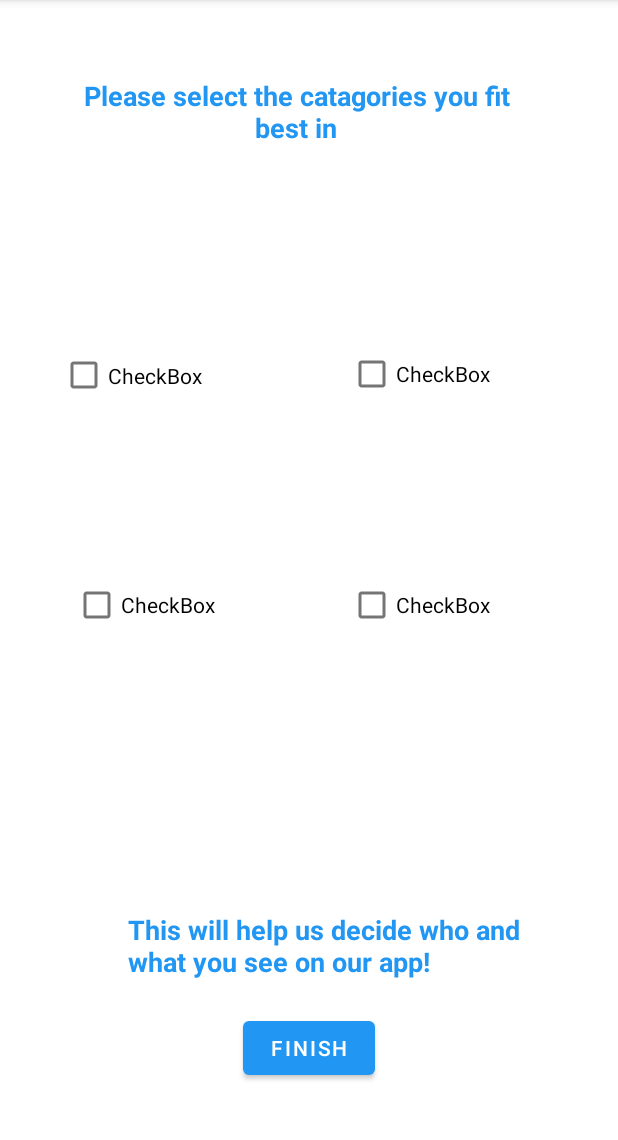
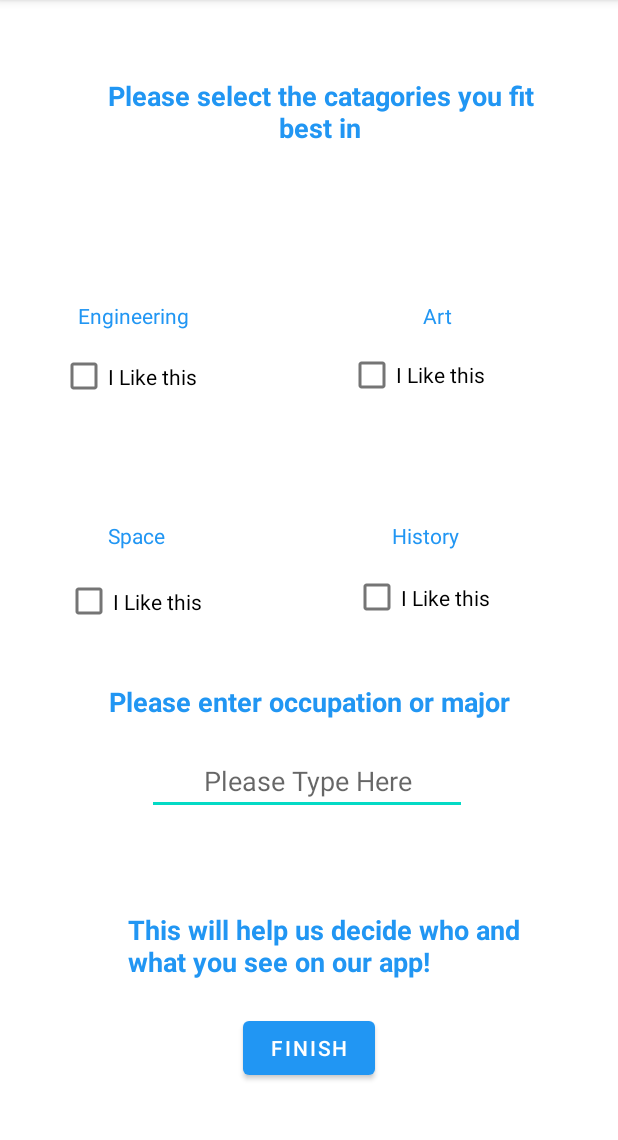
Before and after one commit to DariusRobertson/Network, an Android app: the Category screen opened directly, with no data from a screen before it, on a phone screen of 412 x 824 dp, the part 84-1224 px from its top. Run offline under Robolectric (Android 15) with nearby library versions, the phone set to English and light mode, and no system bars.

Commit message:
more changes to the and additions to the categories xml file. Work on making the buttons and checkboxes functional and work on a scroll function.

```diff
--- a/app/src/main/res/layout/activity_category.xml
+++ b/app/src/main/res/layout/activity_category.xml
@@ -10,14 +10,14 @@
         android:id="@+id/textView3"
         android:layout_width="291dp"
         android:layout_height="42dp"
-        android:text="Please select the catagories you fit best in"
+        android:text="@string/please_select_the_categories_you_fit_best_in"
         android:textAlignment="center"
         android:textColor="#2196F3"
         android:textSize="18sp"
         android:textStyle="bold"
         app:layout_constraintBottom_toBottomOf="parent"
         app:layout_constraintEnd_toEndOf="parent"
-        app:layout_constraintHorizontal_bias="0.433"
+        app:layout_constraintHorizontal_bias="0.566"
         app:layout_constraintStart_toStartOf="parent"
         app:layout_constraintTop_toTopOf="parent"
         app:layout_constraintVertical_bias="0.071" />
@@ -26,7 +26,7 @@
         android:id="@+id/textView4"
         android:layout_width="274dp"
         android:layout_height="51dp"
-        android:text="This will help us decide who and what you see on our app!"
+        android:text="@string/this_will_help_us_decide_who_and_what_you_see_on_our_app"
         android:textAlignment="textStart"
         android:textColor="#2196F3"
         android:textSize="18sp"
@@ -42,7 +42,7 @@
         android:id="@+id/sendTomain"
         android:layout_width="wrap_content"
         android:layout_height="wrap_content"
-        android:text="Finish"
+        android:text="@string/finish"
         app:backgroundTint="#2196F3"
         app:layout_constraintBottom_toBottomOf="parent"
         app:layout_constraintEnd_toEndOf="parent"
@@ -52,9 +52,9 @@
 
     <CheckBox
         android:id="@+id/checkBox3"
-        android:layout_width="108dp"
-        android:layout_height="50dp"
-        android:text="CheckBox"
+        android:layout_width="111dp"
+        android:layout_height="54dp"
+        android:text="@string/i_like_this"
         app:layout_constraintBottom_toBottomOf="parent"
         app:layout_constraintEnd_toEndOf="parent"
         app:layout_constraintHorizontal_bias="0.132"
@@ -64,38 +64,122 @@
 
     <CheckBox
         android:id="@+id/checkBox4"
-        android:layout_width="wrap_content"
-        android:layout_height="wrap_content"
-        android:text="CheckBox"
+        android:layout_width="128dp"
+        android:layout_height="57dp"
+        android:text="@string/i_like_this"
         app:layout_constraintBottom_toBottomOf="parent"
         app:layout_constraintEnd_toEndOf="parent"
-        app:layout_constraintHorizontal_bias="0.731"
+        app:layout_constraintHorizontal_bias="0.816"
         app:layout_constraintStart_toStartOf="parent"
         app:layout_constraintTop_toTopOf="parent"
-        app:layout_constraintVertical_bias="0.313" />
+        app:layout_constraintVertical_bias="0.311" />
 
     <CheckBox
         android:id="@+id/checkBox5"
-        android:layout_width="114dp"
-        android:layout_height="52dp"
-        android:text="CheckBox"
+        android:layout_width="119dp"
+        android:layout_height="54dp"
+        android:text="@string/i_like_this"
         app:layout_constraintBottom_toBottomOf="parent"
         app:layout_constraintEnd_toEndOf="parent"
-        app:layout_constraintHorizontal_bias="0.164"
+        app:layout_constraintHorizontal_bias="0.147"
         app:layout_constraintStart_toStartOf="parent"
         app:layout_constraintTop_toTopOf="parent"
-        app:layout_constraintVertical_bias="0.527" />
+        app:layout_constraintVertical_bias="0.524" />
 
     <CheckBox
         android:id="@+id/checkBox6"
-        android:layout_width="100dp"
-        android:layout_height="48dp"
-        android:text="CheckBox"
+        android:layout_width="97dp"
+        android:layout_height="59dp"
+        android:text="@string/i_like_this"
         app:layout_constraintBottom_toBottomOf="parent"
         app:layout_constraintEnd_toEndOf="parent"
-        app:layout_constraintHorizontal_bias="0.744"
+        app:layout_constraintHorizontal_bias="0.748"
         app:layout_constraintStart_toStartOf="parent"
         app:layout_constraintTop_toTopOf="parent"
-        app:layout_constraintVertical_bias="0.527" />
+        app:layout_constraintVertical_bias="0.52" />
+
+    <TextView
+        android:id="@+id/EngineeringTexView"
+        android:layout_width="wrap_content"
+        android:layout_height="wrap_content"
+        android:text="@string/engineering"
+        android:textAlignment="center"
+        android:textColor="#2196F3"
+        app:layout_constraintBottom_toBottomOf="parent"
+        app:layout_constraintEnd_toEndOf="parent"
+        app:layout_constraintHorizontal_bias="0.154"
+        app:layout_constraintStart_toStartOf="parent"
+        app:layout_constraintTop_toTopOf="parent"
+        app:layout_constraintVertical_bias="0.268" />
+
+    <TextView
+        android:id="@+id/ArtTextView"
+        android:layout_width="wrap_content"
+        android:layout_height="wrap_content"
+        android:text="@string/art"
+        android:textColor="#2196F3"
+        app:layout_constraintBottom_toBottomOf="parent"
+        app:layout_constraintEnd_toEndOf="parent"
+        app:layout_constraintHorizontal_bias="0.719"
+        app:layout_constraintStart_toStartOf="parent"
+        app:layout_constraintTop_toTopOf="parent"
+        app:layout_constraintVertical_bias="0.268" />
+
+    <TextView
+        android:id="@+id/textView7"
+        android:layout_width="wrap_content"
+        android:layout_height="wrap_content"
+        android:text="Space"
+        android:textAlignment="center"
+        android:textColor="#2196F3"
+        app:layout_constraintBottom_toBottomOf="parent"
+        app:layout_constraintEnd_toEndOf="parent"
+        app:layout_constraintHorizontal_bias="0.192"
+        app:layout_constraintStart_toStartOf="parent"
+        app:layout_constraintTop_toTopOf="parent"
+        app:layout_constraintVertical_bias="0.464" />
+
+    <TextView
+        android:id="@+id/textView8"
+        android:layout_width="wrap_content"
+        android:layout_height="wrap_content"
+        android:text="@string/history"
+        android:textColor="#2196F3"
+        app:layout_constraintBottom_toBottomOf="parent"
+        app:layout_constraintEnd_toEndOf="parent"
+        app:layout_constraintHorizontal_bias="0.711"
+        app:layout_constraintStart_toStartOf="parent"
+        app:layout_constraintTop_toTopOf="parent"
+        app:layout_constraintVertical_bias="0.464" />
+
+    <TextView
+        android:id="@+id/textView9"
+        android:layout_width="wrap_content"
+        android:layout_height="wrap_content"
+        android:text="@string/please_enter_occupation_or_major"
+        android:textAlignment="center"
+        android:textColor="#2196F3"
+        android:textSize="18sp"
+        android:textStyle="bold"
+        app:layout_constraintBottom_toBottomOf="parent"
+        app:layout_constraintEnd_toEndOf="parent"
+        app:layout_constraintStart_toStartOf="parent"
+        app:layout_constraintTop_toTopOf="parent"
+        app:layout_constraintVertical_bias="0.613" />
+
+    <EditText
+        android:id="@+id/OccupationOrMajor"
+        android:layout_width="wrap_content"
+        android:layout_height="wrap_content"
+        android:ems="10"
+        android:hint="@string/please_type_here"
+        android:inputType="textPersonName"
+        android:textAlignment="center"
+        app:layout_constraintBottom_toBottomOf="parent"
+        app:layout_constraintEnd_toEndOf="parent"
+        app:layout_constraintHorizontal_bias="0.492"
+        app:layout_constraintStart_toStartOf="parent"
+        app:layout_constraintTop_toTopOf="parent"
+        app:layout_constraintVertical_bias="0.689" />
 
 </androidx.constraintlayout.widget.ConstraintLayout>
--- a/app/src/main/res/values/strings.xml
+++ b/app/src/main/res/values/strings.xml
@@ -8,4 +8,13 @@
     <string name="Full_name">Full name</string>
     <string name="phone">Phone</string>
     <string name="next">Next</string>
+    <string name="this_will_help_us_decide_who_and_what_you_see_on_our_app">This will help us decide who and what you see on our app!</string>
+    <string name="please_select_the_categories_you_fit_best_in">Please select the catagories you fit best in</string>
+    <string name="finish">Finish</string>
+    <string name="i_like_this">I Like this</string>
+    <string name="engineering">Engineering</string>
+    <string name="art">Art</string>
+    <string name="history">History</string>
+    <string name="please_type_here">Please Type Here</string>
+    <string name="please_enter_occupation_or_major">Please enter occupation or major</string>
 </resources>
```
